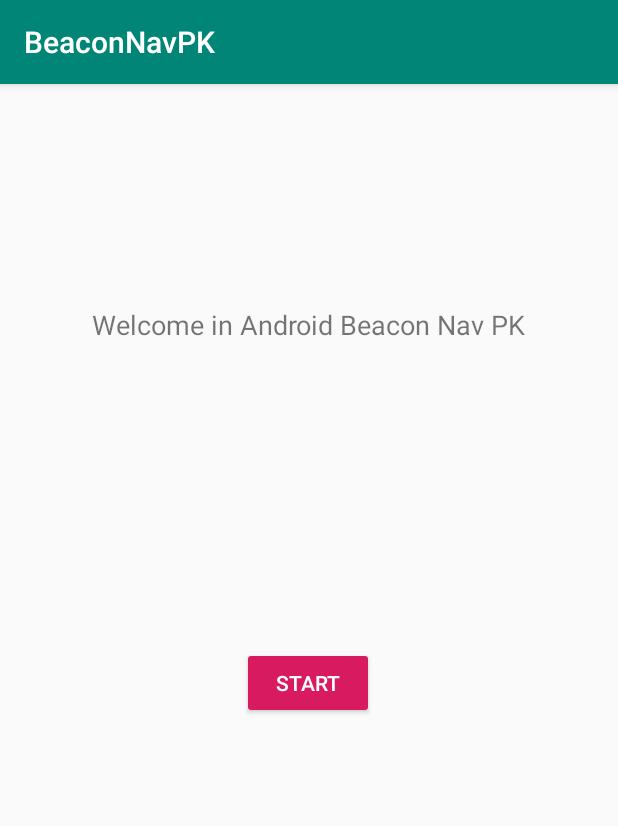
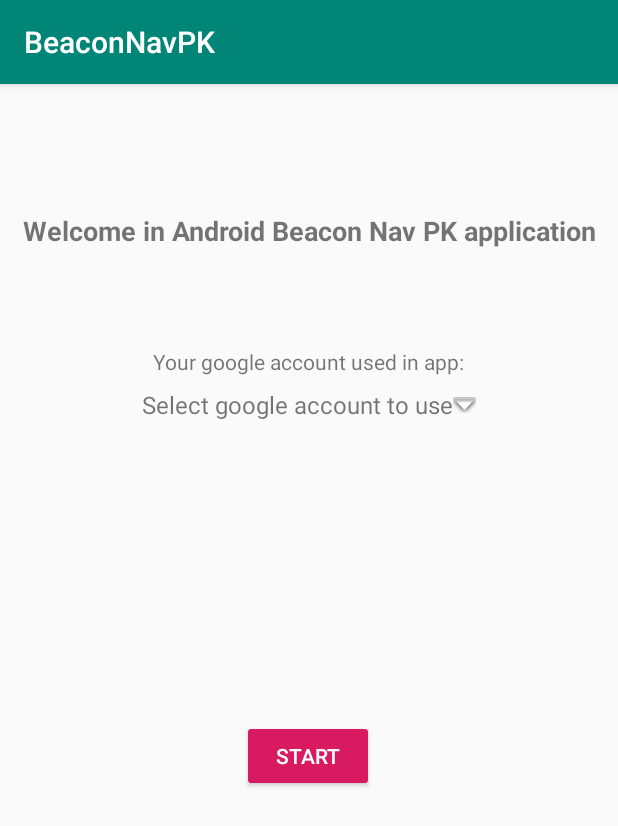
Before and after one commit to Openroads/BeaconNavPK, an Android app: the screen it shows after launch (WelcomeActivity), on a phone screen of 412 x 824 dp. Shown: the top 826 px of the screen. Run offline under Robolectric (Android 15) with nearby library versions, the phone set to English and light mode, and no system bars; libraries missing offline, so code that uses them is left out: org.altbeacon.beacon.

Commit message:
Add google account picker in welcome activity.

```diff
--- a/app/build.gradle
+++ b/app/build.gradle
@@ -46,4 +46,7 @@ dependencies {
 
     implementation 'com.jakewharton.threetenabp:threetenabp:1.1.2'
     implementation 'com.android.support:cardview-v7:27.1.1'
+
+    implementation group: 'com.google.android.gms', name: 'play-services-auth', version: '12.0.1'
+
 }
--- a/app/src/main/java/pk/edu/dariusz/beaconnavpk/utils/CommonUtils.kt
+++ b/app/src/main/java/pk/edu/dariusz/beaconnavpk/utils/CommonUtils.kt
@@ -23,3 +23,10 @@ fun isValidCache(syncTime: LocalDateTime): Boolean {
 fun isNotValidCache(syncTime: LocalDateTime): Boolean {
     return !isValidCache(syncTime)
 }
+
+
+/***************** COMMON CONSTANTS ***************/
+
+const val PREFERENCE_ACCOUNT = "pk.edu.dariusz.beaconnavpk.account"
+
+const val CHOOSE_ACCOUNT_RC = 67
--- a/app/src/main/res/layout/activity_welcome.xml
+++ b/app/src/main/res/layout/activity_welcome.xml
@@ -9,17 +9,37 @@
 
     <TextView
             android:layout_width="wrap_content"
-            android:layout_height="wrap_content"
-            android:text="Welcome in Android Beacon Nav PK"
+            android:layout_height="0dp"
+            android:textStyle="bold"
+            android:text="Welcome in Android Beacon Nav PK application"
+            android:gravity="center"
             android:padding="5dp"
             android:id="@+id/textView"
             android:textSize="18sp"
             app:layout_constraintStart_toStartOf="parent"
             app:layout_constraintEnd_toEndOf="parent"
-            android:layout_marginTop="122dp"
-            app:layout_constraintTop_toTopOf="parent" android:layout_marginBottom="8dp"
-            app:layout_constraintBottom_toTopOf="@+id/start_button" app:layout_constraintVertical_bias="0.174"
+            android:layout_marginTop="80dp"
+            app:layout_constraintTop_toTopOf="parent"
     />
+    <TextView
+            android:text="Your google account used in app:"
+            android:layout_width="wrap_content"
+            android:layout_height="wrap_content"
+            android:id="@+id/textView2" android:layout_marginBottom="8dp"
+            app:layout_constraintBottom_toTopOf="@+id/accountName" app:layout_constraintEnd_toEndOf="parent"
+            android:layout_marginEnd="102dp" app:layout_constraintStart_toStartOf="parent"
+            android:layout_marginStart="102dp"
+            android:layout_marginTop="60dp" app:layout_constraintTop_toBottomOf="@+id/textView"/>
+    <TextView
+            android:layout_width="wrap_content"
+            android:layout_height="wrap_content"
+            android:id="@+id/accountName"
+            android:textSize="16sp"
+            android:text="Select google account to use"
+            android:drawableEnd="@android:drawable/arrow_down_float"
+            app:layout_constraintEnd_toEndOf="parent" android:layout_marginEnd="108dp"
+            app:layout_constraintStart_toStartOf="parent" android:layout_marginStart="107dp"
+            android:layout_marginTop="8dp" app:layout_constraintTop_toBottomOf="@+id/textView2"/>
     <Button
             android:text="Start"
             android:layout_width="wrap_content"
@@ -28,8 +48,9 @@
             style="@style/Widget.AppCompat.Button.Colored"
             app:layout_constraintStart_toStartOf="parent"
             android:layout_marginStart="8dp" app:layout_constraintEnd_toEndOf="parent" android:layout_marginEnd="8dp"
-            android:layout_marginBottom="324dp" app:layout_constraintBottom_toBottomOf="parent"
-            app:layout_constraintHorizontal_bias="0.498" android:layout_marginTop="169dp"
-            app:layout_constraintTop_toBottomOf="@+id/textView"/>
+            app:layout_constraintHorizontal_bias="0.498"
+            android:layout_marginBottom="220dp" app:layout_constraintBottom_toBottomOf="parent"
+            android:layout_marginTop="123dp" app:layout_constraintTop_toBottomOf="@+id/accountName"/>
+
 
 </android.support.constraint.ConstraintLayout>
```
Also changed, not shown: app/src/main/java/pk/edu/dariusz/beaconnavpk/WelcomeActivity.kt (+36 -0 lines).
